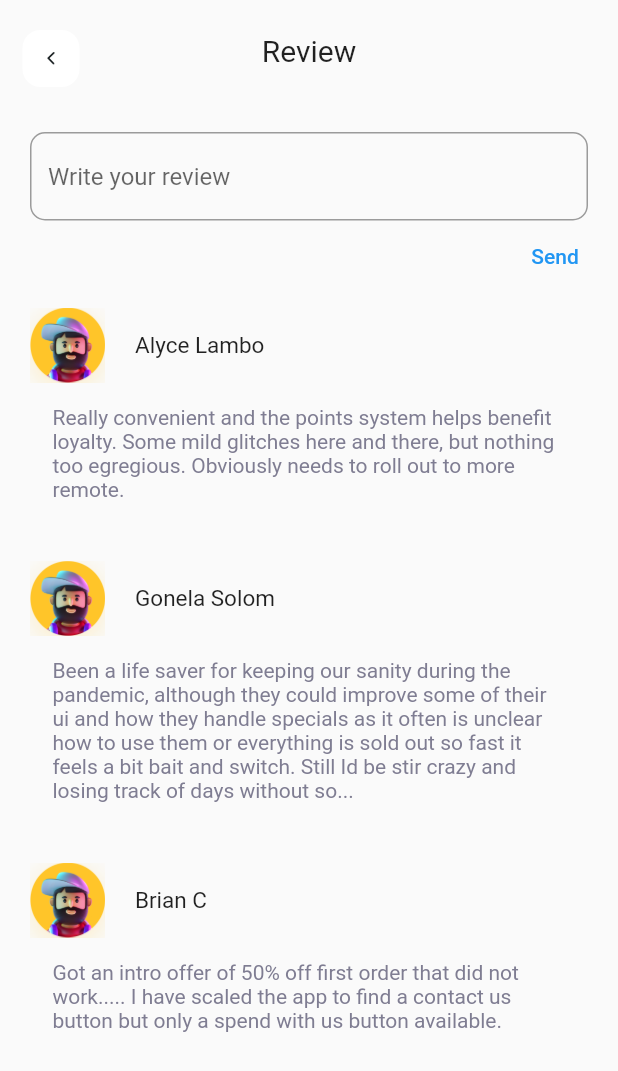
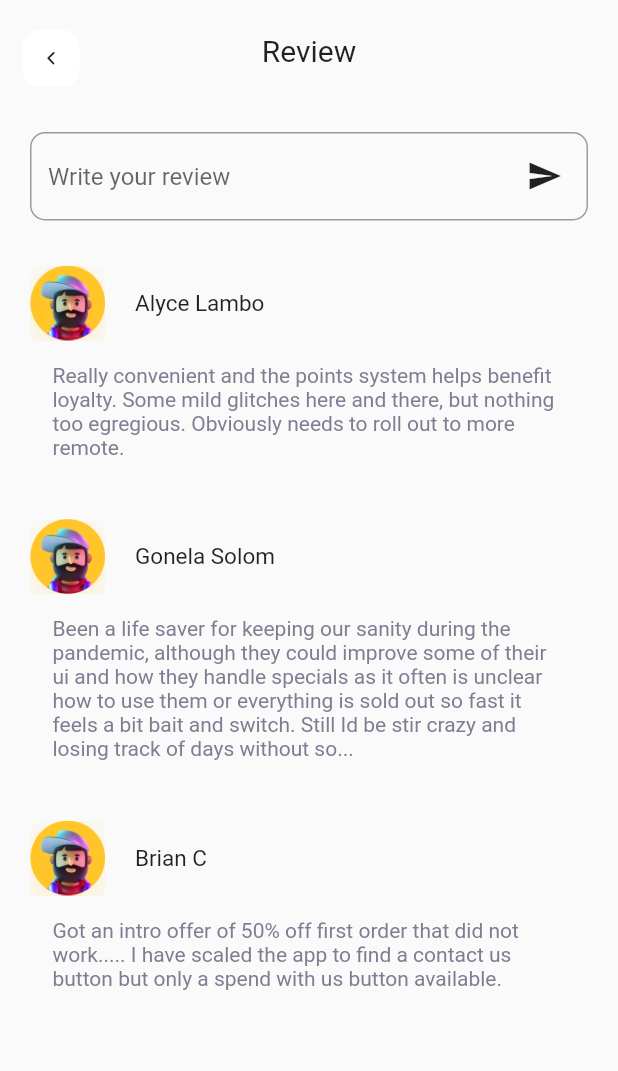
Before and after one commit to dipro-vn/huy-final-project, a Flutter app: the ReviewScreen screen opened by its route, on a phone screen of 412 x 824 dp. Shown: the top 1071 px of the screen. Run offline on Flutter 3.47's test engine with Material 2 defaults, Android fonts, the phone set to English and light mode, and no system bars; missing offline and left inert: dart:ffi.

Commit message:
change review screen

```diff
--- a/food_app/lib/review/ReviewScreen.dart
+++ b/food_app/lib/review/ReviewScreen.dart
@@ -78,36 +78,40 @@ class _ReviewScreenState extends State<ReviewScreen> {
                 ),
               ),
               Container(
-                margin: EdgeInsets.only(top: 30, left: 20, right: 20),
-                child: TextField(
+                margin:
+                    EdgeInsets.only(top: 30, left: 20, right: 20, bottom: 20),
+                child: Stack(children: [
+                  TextField(
                     controller: review,
                     decoration: InputDecoration(
                         hintText: 'Write your review',
                         border: OutlineInputBorder(
                             borderRadius: BorderRadius.circular(10))),
                   ),
-              ),
                   Row(
                     mainAxisAlignment: MainAxisAlignment.end,
+                    crossAxisAlignment: CrossAxisAlignment.center,
                     children: [
                       Container(
-                    margin: EdgeInsets.only(right: 10),
-                    child: TextButton(
+                        margin: EdgeInsets.only(right: 5, top: 5),
+                        child: IconButton(
                           onPressed: () {
                             setState(() {
                               if (review.text.length != 0) {
-                            _reviews.add(
-                                Review(review.text, "Name", AppImages.avatar));
+                                _reviews.add(Review(
+                                    review.text, "Name", AppImages.avatar));
                                 reviews.clear();
                                 reviews.addAll(_reviews);
                                 review.clear();
                               }
                             });
                           },
-                      child: Text('Send'),
+                          icon: Icon(Icons.send),
                         ),
                       ),
                     ],
+                  ),
+                ]),
               ),
               ListView.builder(
                   physics: const NeverScrollableScrollPhysics(),
```
Lines whose indentation alone changed are shown as unchanged.
